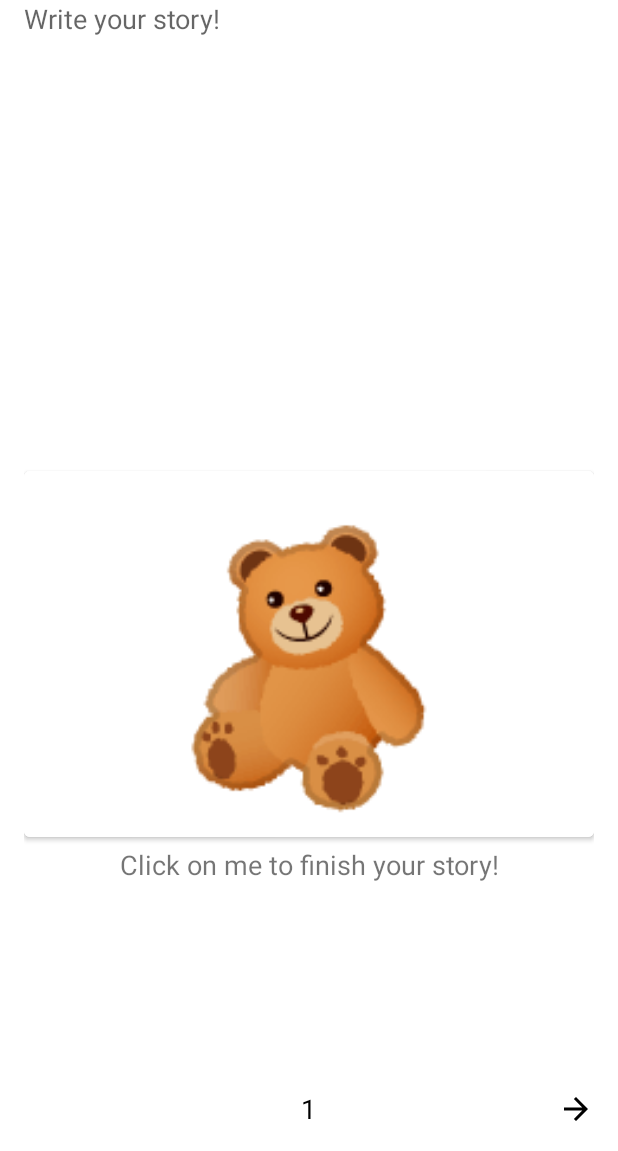
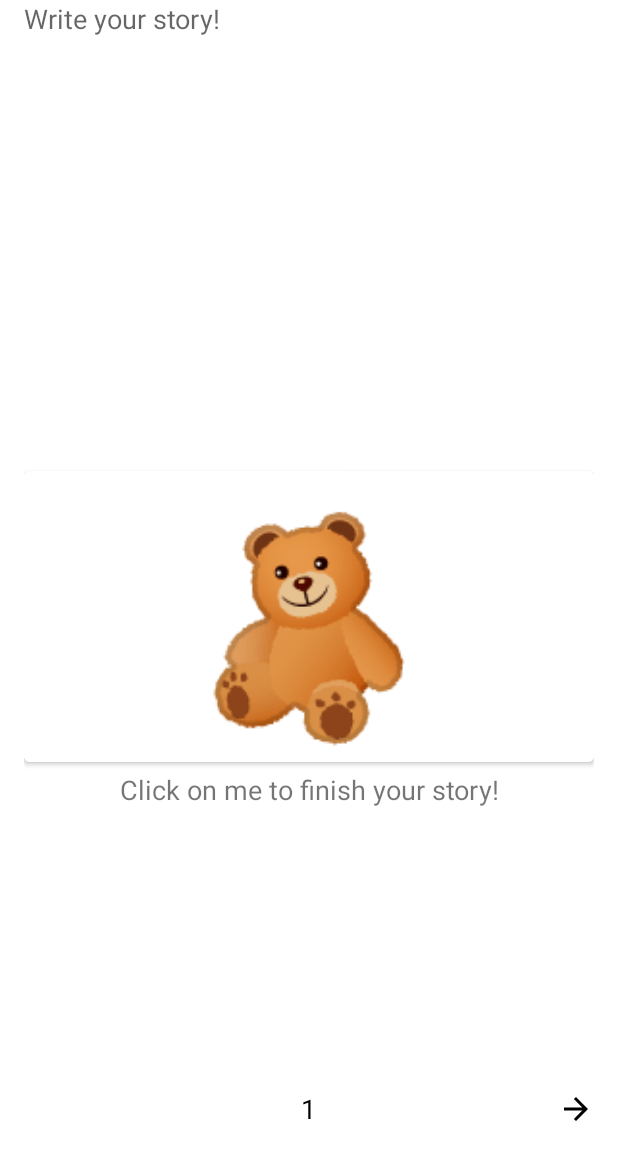
Before and after one commit to junegreenstein/Read-Aloud-with-Stuffed-Animal, an Android app: the StoryContentActivity screen opened directly, with no data from a screen before it, on a phone screen of 412 x 824 dp, the part 85-1236 px from its top. Run offline under Robolectric (Android 15) with nearby library versions, the phone set to English and light mode, and no system bars; 3 statements that could not run were skipped.

Commit message:
added storyID from create to read story, fixed bear size

```diff
--- a/app/src/main/java/com/example/readaloudwithstuffedanimal/SelectStoryActivity.kt
+++ b/app/src/main/java/com/example/readaloudwithstuffedanimal/SelectStoryActivity.kt
@@ -73,7 +73,7 @@ class SelectStoryActivity : AppCompatActivity() {
                     itemView.setOnClickListener { view: View ->
                         intent = Intent(this@SelectStoryActivity, ReadStoryTitleActivity::class.java)
                         intent.putExtra(StoryTitleActivity.STORY_TITLE, title.text)
-                        intent.putExtra("id", id)
+                        intent.putExtra(StoryContentActivity.STORY_ID, id)
                         startActivity(intent)
                     }
                 }
--- a/app/src/main/java/com/example/readaloudwithstuffedanimal/StoryContentActivity.kt
+++ b/app/src/main/java/com/example/readaloudwithstuffedanimal/StoryContentActivity.kt
@@ -1,6 +1,7 @@
 package com.example.readaloudwithstuffedanimal
 
 import android.content.Context
+import android.content.Intent
 import androidx.appcompat.app.AppCompatActivity
 import android.os.Bundle
 import android.util.Log
@@ -20,7 +21,6 @@ class StoryContentActivity : AppCompatActivity() {
     // Page number.
     private var pageNumber: Int = 0
 
-    // TODO: Create Story singleton class so that this data is accessible between Activities.
     // Story array.
     private val story = ArrayList<String>()
 
@@ -145,6 +145,10 @@ class StoryContentActivity : AppCompatActivity() {
             val gson = Gson()
             editor.putString(STORY_CONTENT, gson.toJson(story))
             editor.apply()
+
+            val intent = Intent(this, ReadStoryTitleActivity::class.java)
+            intent.putExtra(STORY_ID, storyID)
+            startActivity(intent)
         }
     }
 
@@ -172,5 +176,6 @@ class StoryContentActivity : AppCompatActivity() {
     companion object {
         const val FIRST_PAGE = 1
         const val STORY_CONTENT = "STORY_CONTENT"
+        const val STORY_ID = "STORY_ID"
     }
 }
--- a/app/src/main/res/layout/activity_story_content.xml
+++ b/app/src/main/res/layout/activity_story_content.xml
@@ -48,12 +48,12 @@
         <Button
             android:id="@+id/btn_finish"
             android:layout_width="match_parent"
-            android:layout_height="256dp"
+            android:layout_height="wrap_content"
             android:backgroundTint="@android:color/background_light"
             android:gravity="center"
             android:text="@string/stuffed_animal"
             android:textColor="@color/black"
-            android:textSize="172sp" />
+            android:textSize="140sp" />
 
         <TextView
             android:layout_width="match_parent"
@@ -63,9 +63,8 @@
             android:text="@string/finish_story"
             android:textSize="18sp" />
 
+
     </LinearLayout>
-
-
 
     <FrameLayout
         android:layout_width="match_parent"
```
